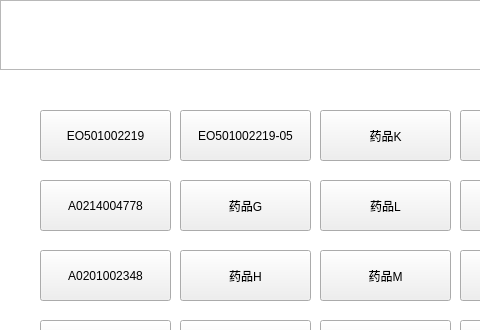
Above: SmartCabinet/Device/devicesimulate.ui from birdman1992/SmartCabinet before the change; both pictures show x 0 to 480 and y 0 to 330 of the 640 by 480 pixel window. Below: the same form after it.
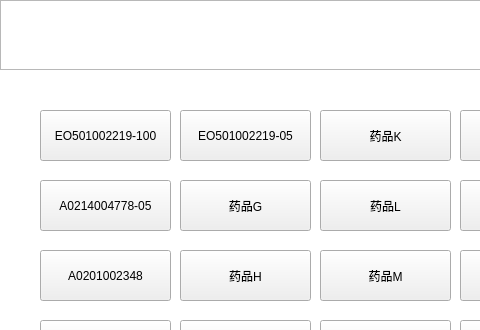
That is the form after the change. The open tabs and pages were chosen to show the change.

What changed in the file:
```diff
--- a/SmartCabinet/Device/devicesimulate.ui
+++ b/SmartCabinet/Device/devicesimulate.ui
@@ -166,7 +166,7 @@
         <enum>Qt::NoFocus</enum>
        </property>
        <property name="text">
-        <string>EO501002219</string>
+        <string>EO501002219-100</string>
        </property>
       </widget>
       <widget class="QPushButton" name="pushButton_6">
@@ -182,7 +182,7 @@
         <enum>Qt::NoFocus</enum>
        </property>
        <property name="text">
-        <string>A0214004778</string>
+        <string>A0214004778-05</string>
        </property>
       </widget>
       <widget class="QPushButton" name="pushButton_7">
```
Left out of the diff: 8 changed lines with no effect on the pictures.
